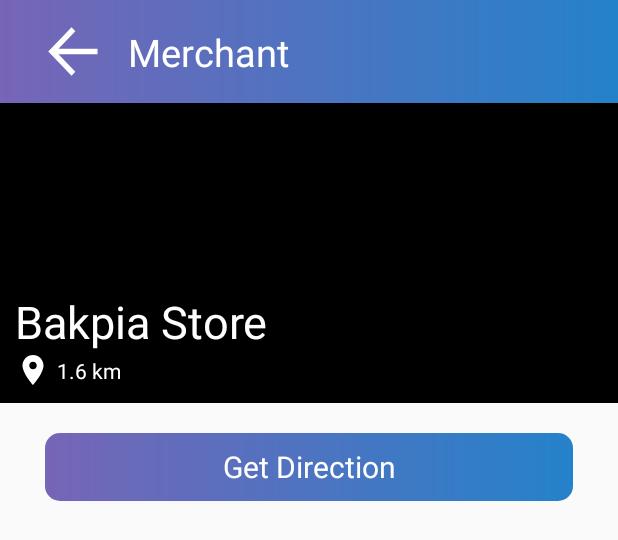
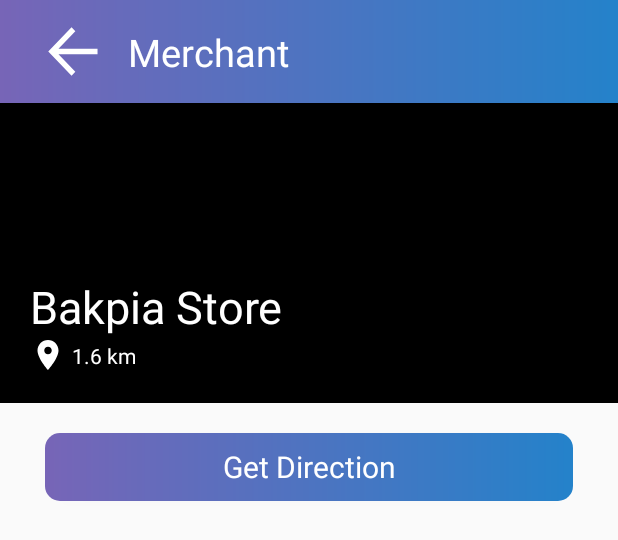
Before and after one commit to salomohutapea/GoParIApp, an Android app: the layout merchant.xml on its own in the app's theme, with its tools: preview values and no code run, on a phone screen of 412 x 824 dp. Shown: the top 540 px of the screen. Run offline under Robolectric (Android 15) with nearby library versions, the phone set to English and light mode, and no system bars.

Commit message:
update merchant

```diff
--- a/app/src/main/res/layout/merchant.xml
+++ b/app/src/main/res/layout/merchant.xml
@@ -56,7 +56,7 @@
             <TextView
                 android:layout_width="wrap_content"
                 android:layout_height="wrap_content"
-                android:layout_marginLeft="10dp"
+                android:layout_marginLeft="20dp"
                 android:text="Bakpia Store"
                 android:textColor="#ffff"
                 android:textSize="30dp" />
@@ -64,13 +64,13 @@
             <android.support.constraint.ConstraintLayout
                 android:layout_width="wrap_content"
                 android:layout_height="wrap_content"
-                android:layout_marginBottom="10dp">
+                android:layout_marginBottom="20dp">
 
                 <ImageView
                     android:id="@+id/imageView4"
                     android:layout_width="wrap_content"
                     android:layout_height="wrap_content"
-                    android:layout_marginStart="10dp"
+                    android:layout_marginStart="20dp"
                     android:background="@drawable/location"
                     app:layout_constraintBottom_toBottomOf="parent"
                     app:layout_constraintStart_toStartOf="parent"
```
